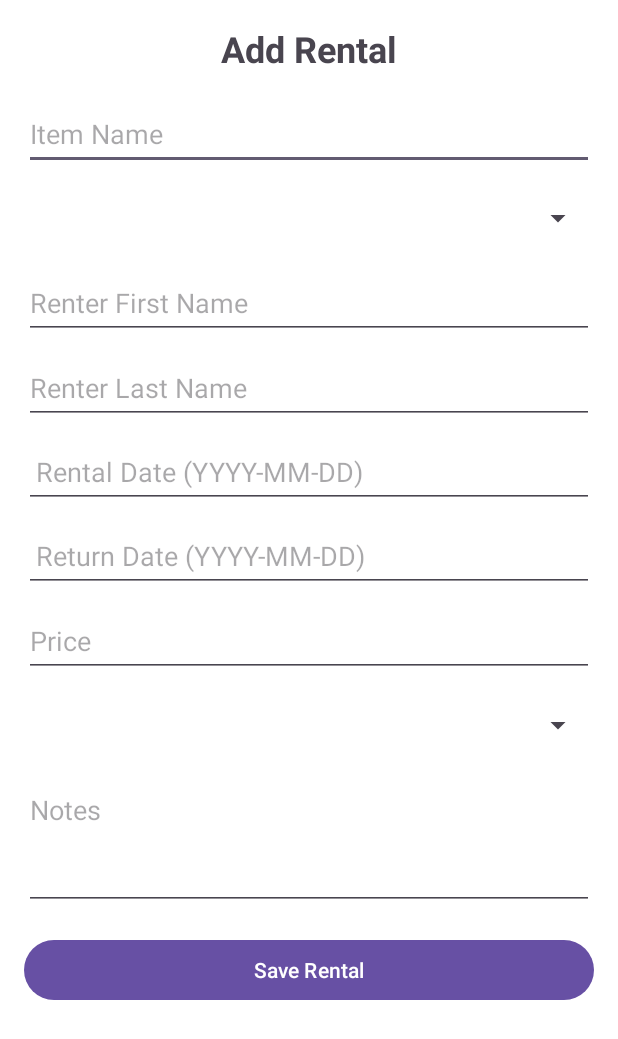
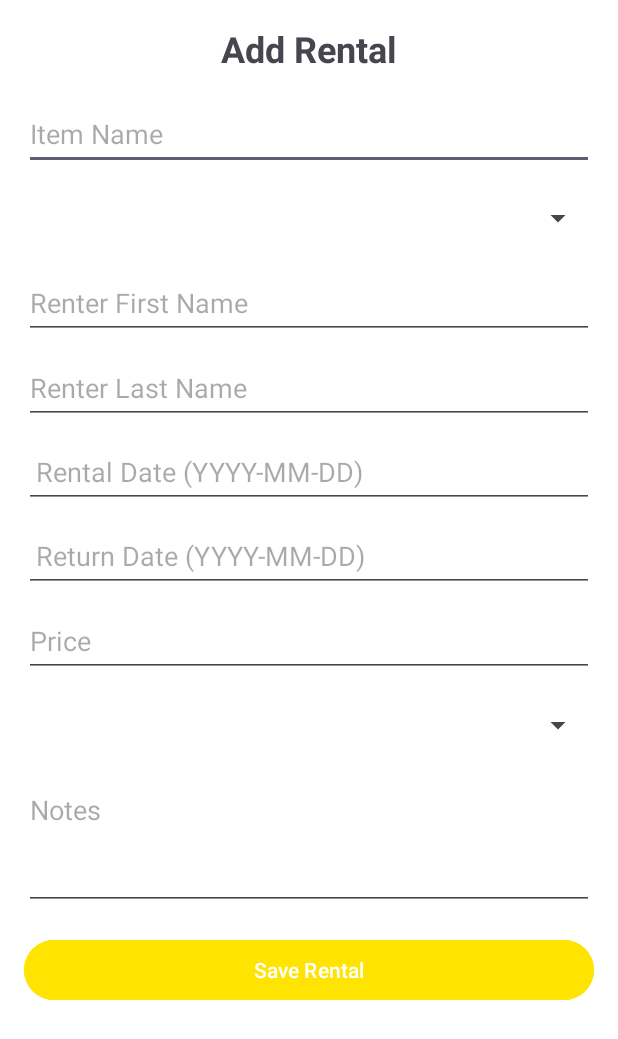
Before and after one commit to AlexaCueto/EtierKOTLIN, an Android app: the layout activity_add_rental.xml on its own in the app's theme, with its tools: preview values and no code run, on a phone screen of 412 x 824 dp. Shown: the top 1039 px of the screen. Run offline under Robolectric (Android 15) with nearby library versions, the phone set to English and light mode, and no system bars.

Commit message:
added view rentals xml and changed button color for add rentals

```diff
--- a/app/src/main/res/layout/activity_add_rental.xml
+++ b/app/src/main/res/layout/activity_add_rental.xml
@@ -126,6 +126,7 @@
         android:layout_width="match_parent"
         android:layout_height="48dp"
         android:text="@string/button_save_rental"
+        android:backgroundTint="#ffe401"
         android:paddingTop="8dp"
         android:paddingBottom="8dp"
         android:layout_marginTop="16dp" />
--- /dev/null
+++ b/app/src/main/res/layout/activity_view_rentals.xml
@@ -0,0 +1,6 @@
+<?xml version="1.0" encoding="utf-8"?>
+<androidx.constraintlayout.widget.ConstraintLayout xmlns:android="http://schemas.android.com/apk/res/android"
+    android:layout_width="match_parent"
+    android:layout_height="match_parent">
+
+</androidx.constraintlayout.widget.ConstraintLayout>
--- a/gradle/libs.versions.toml
+++ b/gradle/libs.versions.toml
@@ -1,5 +1,5 @@
 [versions]
-agp = "8.10.0"
+agp = "8.11.1"
 kotlin = "2.0.21"
 coreKtx = "1.16.0"
 junit = "4.13.2"
```
Also changed, not shown: gradle/wrapper/gradle-wrapper.properties.
